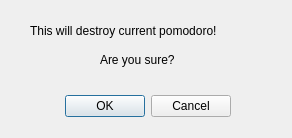
Above: src/gui/ui/pom_cancel_dialog.ui from ravenvz/SprintTimer before the change. Below: the same form after it.
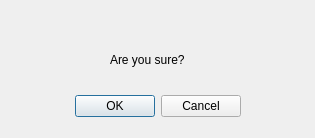
That is the form after the change.

Commit message: Generalize pomodoro cancel dialog to confirmation dialog

Diff of the .ui file:
```diff
--- a/src/gui/ui/pom_cancel_dialog.ui
+++ b/src/gui/ui/pom_cancel_dialog.ui
@@ -6,7 +6,7 @@
    <rect>
     <x>0</x>
     <y>0</y>
-    <width>292</width>
+    <width>315</width>
     <height>138</height>
    </rect>
   </property>
@@ -16,7 +16,7 @@
   <widget class="QDialogButtonBox" name="buttonBox">
    <property name="geometry">
     <rect>
-     <x>60</x>
+     <x>70</x>
      <y>90</y>
      <width>171</width>
      <height>32</height>
@@ -32,20 +32,20 @@
   <widget class="QLabel" name="lblDescribeAction">
    <property name="geometry">
     <rect>
-     <x>30</x>
+     <x>40</x>
      <y>10</y>
      <width>231</width>
      <height>41</height>
     </rect>
    </property>
    <property name="text">
-    <string>This will destroy current pomodoro!</string>
+    <string/>
    </property>
   </widget>
   <widget class="QLabel" name="lblConfirm">
    <property name="geometry">
     <rect>
-     <x>100</x>
+     <x>110</x>
      <y>50</y>
      <width>91</width>
      <height>20</height>
```
Left out of the diff: 8 changed lines with no effect on the pictures. The commit also changes 6 other files.
